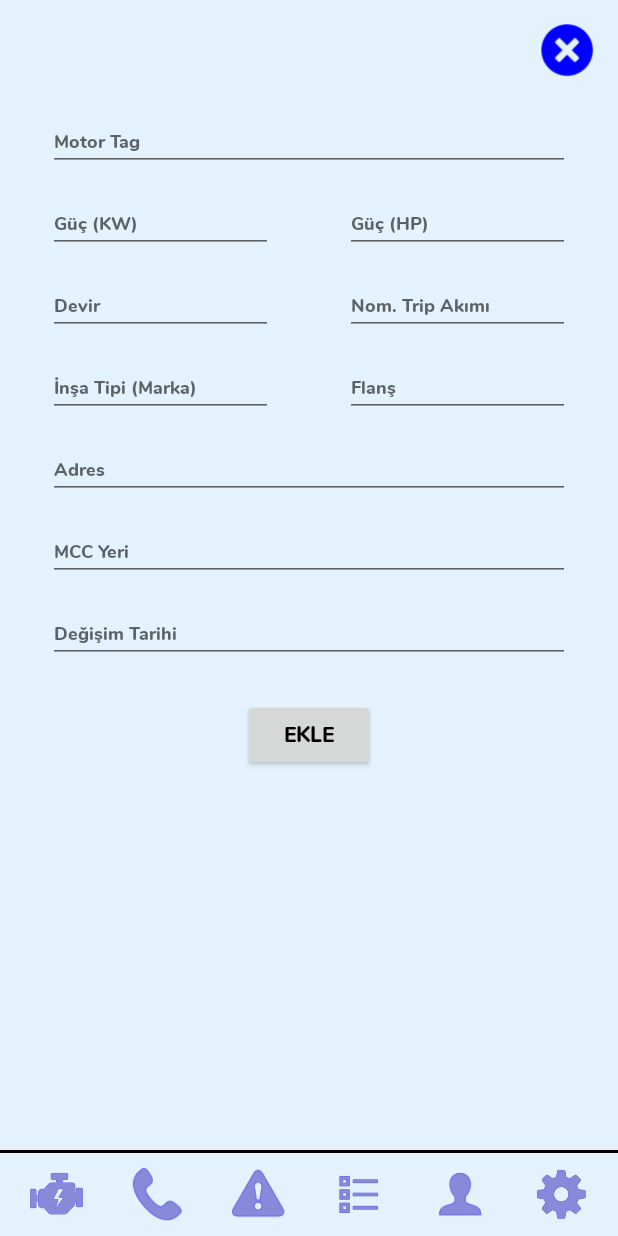
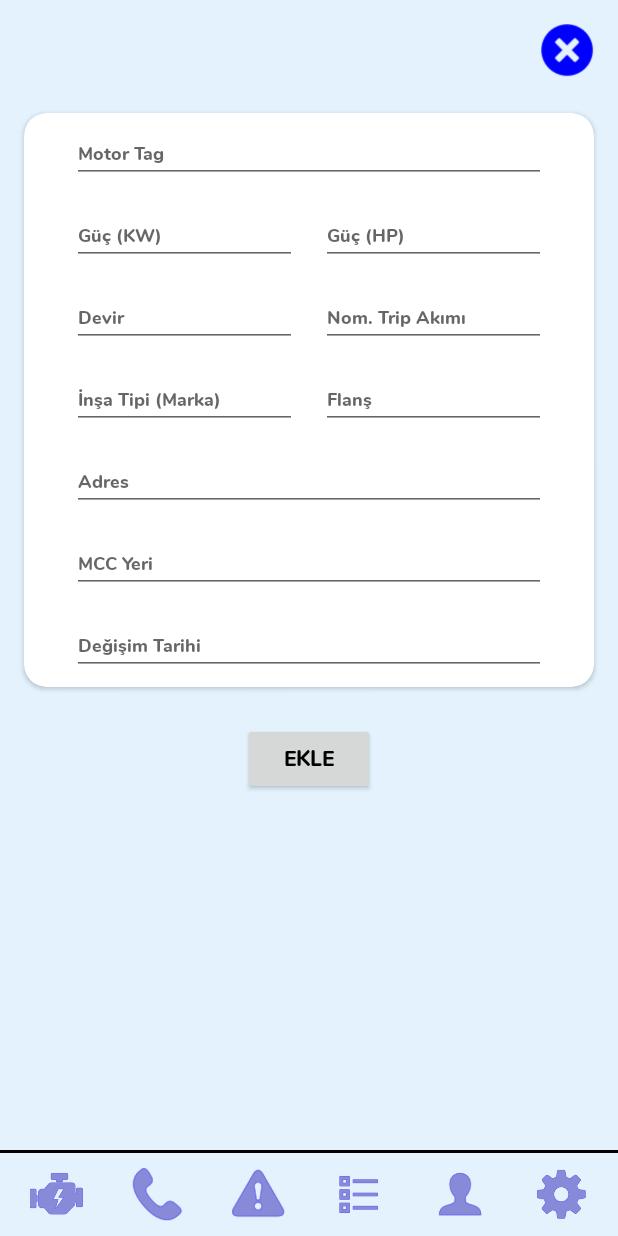
Before and after one commit to anilk91/Pm3Elektrik, an Android app: the fragment MotorEkle placed in its activity, on a phone screen of 412 x 824 dp. Run offline under Robolectric (Android 15) with nearby library versions, the phone set to English and light mode, and no system bars; our stand-ins replace Firebase (no records; nobody signed in at launch, a user with empty details on screens opened directly); libraries missing offline, so code that uses them is left out: com.github.clans.fab; 8 statements that could not run were skipped.

Commit message:
initial commit

```diff
--- a/app/src/main/java/com/example/pm3elektrik/MotorListeSayfasi/EkleFragmentleri/MotorEkle.kt
+++ b/app/src/main/java/com/example/pm3elektrik/MotorListeSayfasi/EkleFragmentleri/MotorEkle.kt
@@ -104,6 +104,7 @@ class MotorEkle : Fragment() {
         }
         ref.child("MotorListe")
             .child(motorTag)
+            .child("Motor")
             .setValue(motor_liste).addOnCompleteListener {
 
                 if(it.isSuccessful){
--- a/app/src/main/java/com/example/pm3elektrik/MotorListeSayfasi/MotorListe.kt
+++ b/app/src/main/java/com/example/pm3elektrik/MotorListeSayfasi/MotorListe.kt
@@ -48,9 +48,6 @@ class MotorListe : Fragment() {
 
         fireBaseDBOkunanVeriler()
 
-//        recyclerAdapter(mContext,rvList)
-
-
         //floating action bar buttonları eklendi
         mFAB_cekmece = view.findViewById(R.id.menu_cekmece)
         mFAB_motor = view.findViewById(R.id.menu_motor)
@@ -72,11 +69,8 @@ class MotorListe : Fragment() {
         val ref = FirebaseDatabase.getInstance().reference
         ref.child("MotorListe")
             .orderByKey()
-            .addListenerForSingleValueEvent( object :ValueEventListener{
-                override fun onCancelled(p0: DatabaseError) {
-
-                }
-
+            .addValueEventListener( object :ValueEventListener{
+                override fun onCancelled(p0: DatabaseError) {}
                 override fun onDataChange(p0: DataSnapshot) {
 
                     for(dataGetir in p0.children){
--- a/app/src/main/java/com/example/pm3elektrik/MotorListeSayfasi/MotorListeModel/SurucuModel.kt
+++ b/app/src/main/java/com/example/pm3elektrik/MotorListeSayfasi/MotorListeModel/SurucuModel.kt
@@ -4,6 +4,7 @@ class SurucuModel {
 
     var surucuIsim ="Bilinmiyor"
     var surucuModel="Bilinmiyor"
+    var surucuKontaktorCat="Bilinmiyor"
     var surucuDegTarihi = "Bilinmiyor"
     var surucuBoyut ="Bilinmiyor"
     var surucuDIPSivic ="Bilinmiyor"
@@ -15,10 +16,10 @@ class SurucuModel {
         this.surucuDegTarihi = surucuDegTarihi
     }
 
-    constructor(surucuIsim : String,surucuModel : String, surucuDegTarihi : String , surucuBoyut : String, surucuDIPSivic : String){
+    constructor(surucuIsim : String,surucuKontaktorCat : String, surucuDegTarihi : String , surucuBoyut : String, surucuDIPSivic : String){
 
         this.surucuIsim = surucuIsim
-        this.surucuModel = surucuModel
+        this.surucuKontaktorCat = surucuKontaktorCat
         this.surucuDegTarihi = surucuDegTarihi
         this.surucuBoyut = surucuBoyut
         this.surucuDIPSivic = surucuDIPSivic
--- a/app/src/main/res/layout/fragment_motor_ekle.xml
+++ b/app/src/main/res/layout/fragment_motor_ekle.xml
@@ -14,7 +14,31 @@
             android:id="@+id/motorEkleScrollView">
 
         <androidx.constraintlayout.widget.ConstraintLayout android:layout_width="match_parent"
-                                                           android:layout_height="wrap_content">
+                                                           android:layout_height="match_parent">
+
+            <Button
+                    android:text="EKLE"
+                    android:layout_width="wrap_content"
+                    android:layout_height="wrap_content"
+                    android:id="@+id/buttonMotorEkle"
+                    android:fontFamily="@font/nunito_extrabold"
+                    android:textColor="@android:color/black"
+                    android:layout_marginTop="24dp"
+                    app:layout_constraintTop_toBottomOf="@+id/cardView"
+                    app:layout_constraintBottom_toBottomOf="parent" android:layout_marginBottom="8dp"
+                    app:layout_constraintEnd_toEndOf="parent"
+                    app:layout_constraintStart_toStartOf="parent"/>
+            <androidx.cardview.widget.CardView
+                    android:layout_width="match_parent"
+                    android:layout_height="wrap_content"
+                    app:layout_constraintEnd_toEndOf="parent"
+                    app:layout_constraintStart_toStartOf="parent"
+                    android:layout_marginEnd="16dp" android:layout_marginStart="16dp"
+                    app:cardCornerRadius="15dp" android:id="@+id/cardView"
+                    app:layout_constraintTop_toTopOf="parent" android:layout_marginTop="8dp">
+                <androidx.constraintlayout.widget.ConstraintLayout
+                        android:layout_width="match_parent"
+                        android:layout_height="match_parent">
 
                     <EditText
                             android:layout_width="0dp"
@@ -26,7 +50,8 @@
                             app:layout_constraintEnd_toEndOf="parent" android:hint="Motor Tag"
                             android:fontFamily="@font/nunito_extrabold" android:textColor="@android:color/black"
                             android:layout_marginStart="32dp" android:layout_marginEnd="32dp"
-                    app:layout_constraintTop_toTopOf="parent" android:layout_marginTop="8dp" android:textSize="12sp"/>
+                            app:layout_constraintTop_toTopOf="parent" android:layout_marginTop="8dp"
+                            android:textSize="12sp"/>
                     <EditText
                             android:layout_width="150dp"
                             android:layout_height="wrap_content"
@@ -44,7 +69,8 @@
                             android:ems="10"
                             android:id="@+id/etGucHP"
                             app:layout_constraintEnd_toEndOf="@+id/etSalterMotorTag" android:layout_marginTop="16dp"
-                    app:layout_constraintTop_toBottomOf="@+id/etSalterMotorTag" android:fontFamily="@font/nunito_extrabold"
+                            app:layout_constraintTop_toBottomOf="@+id/etSalterMotorTag"
+                            android:fontFamily="@font/nunito_extrabold"
                             android:textColor="@android:color/black" android:hint="Güç (HP)" android:textSize="12sp"/>
                     <EditText
                             android:layout_width="150dp"
@@ -119,16 +145,12 @@
                             app:layout_constraintEnd_toEndOf="@+id/etMotorMCCYeri" android:layout_marginTop="16dp"
                             app:layout_constraintTop_toBottomOf="@+id/etMotorMCCYeri" android:hint="Değişim Tarihi"
                             android:fontFamily="@font/nunito_extrabold" android:textColor="@android:color/black"
-                    android:textSize="12sp"/>
-            <Button
-                    android:text="EKLE"
-                    android:layout_width="wrap_content"
-                    android:layout_height="wrap_content"
-                    android:id="@+id/buttonMotorEkle" app:layout_constraintStart_toStartOf="@+id/etMotorDegTarihi"
-                    app:layout_constraintEnd_toEndOf="@+id/etMotorDegTarihi" android:layout_marginTop="24dp"
-                    app:layout_constraintTop_toBottomOf="@+id/etMotorDegTarihi"
-                    android:fontFamily="@font/nunito_extrabold"
-                    android:textColor="@android:color/black"/>
+                            android:textSize="12sp" app:layout_constraintBottom_toBottomOf="parent"
+                            android:layout_marginBottom="8dp"/>
+
+                </androidx.constraintlayout.widget.ConstraintLayout>
+            </androidx.cardview.widget.CardView>
+
 
         </androidx.constraintlayout.widget.ConstraintLayout>
     </ScrollView>
```
Also changed, not shown: app/src/main/java/com/example/pm3elektrik/MotorListeSayfasi/EkleFragmentleri/SalterEkle.kt (+58 -14 lines), app/src/main/res/layout/fragment_salter_ekle.xml (+14 -5 lines). Lines whose indentation alone changed are shown as unchanged.
